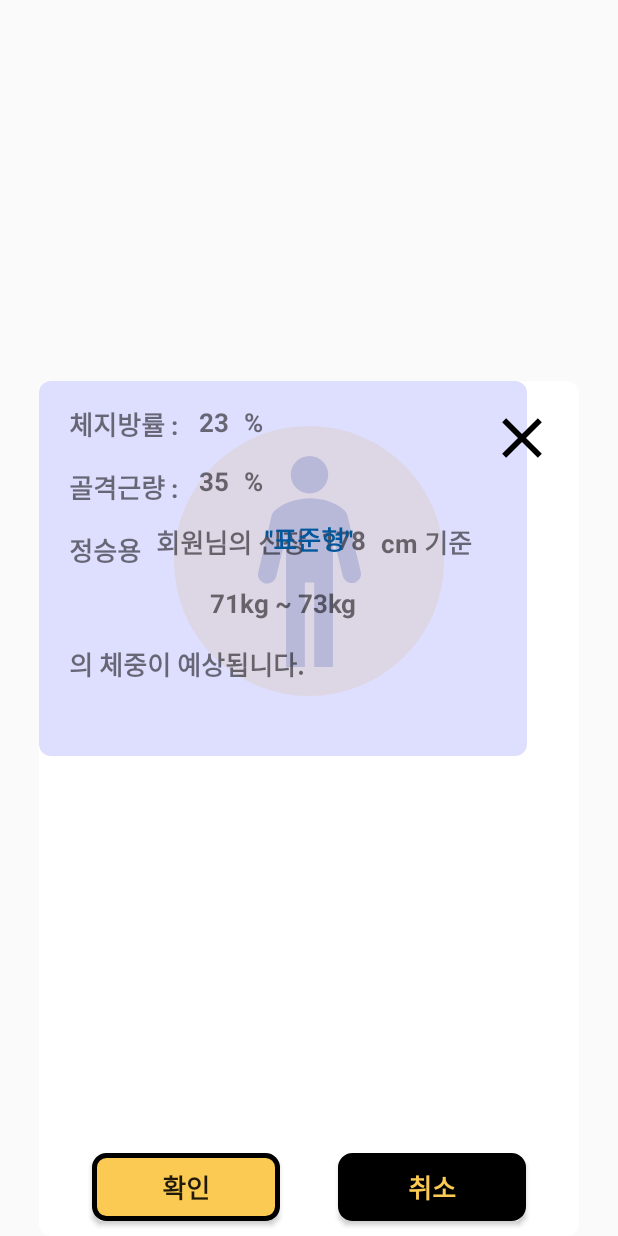
After one commit to jungdennis/hypersonal_booster, an Android app: the layout fragment_target_selection_detail.xml on its own in the app's theme, with its tools: preview values and no code run, on a phone screen of 412 x 824 dp. The commit adds this screen. Run offline under Robolectric (Android 15) with nearby library versions, the light colour scheme and no system bars.

Commit message:
운동 목표 layout 추가

```diff
--- /dev/null
+++ b/app/app/src/main/res/drawable/frame_gray.xml
@@ -0,0 +1,27 @@
+<?xml version="1.0" encoding="utf-8"?>
+<selector xmlns:android="http://schemas.android.com/apk/res/android">
+
+    <item android:state_pressed="false">
+        <shape>
+            <solid android:color="@color/light_gray"/>
+            <corners
+                android:radius="8sp"/>
+            <stroke
+                android:width="0dp"
+                android:color="#000000" />
+        </shape>
+
+    </item>
+
+    <item android:state_pressed="true" >
+        <shape xmlns:android="http://schemas.android.com/apk/res/android" >
+            <solid android:color="@color/main_color"/>
+            <corners
+                android:radius="8sp"/>
+            <stroke
+                android:width="0sp"
+                android:color="#000000" />
+        </shape>
+    </item>
+
+</selector>
--- /dev/null
+++ b/app/app/src/main/res/drawable/frame_main_circle.xml
@@ -0,0 +1,6 @@
+<?xml version="1.0" encoding="utf-8"?>
+<shape xmlns:android="http://schemas.android.com/apk/res/android" android:shape="oval">
+    <solid android:color="#FBCA53"/>
+    <stroke android:width="0dp" android:color="#DBFF33"/>
+    <size android:width="350dp" android:height="350dp"/>
+</shape>
--- /dev/null
+++ b/app/app/src/main/res/layout/fragment_target_selection_detail.xml
@@ -0,0 +1,240 @@
+<?xml version="1.0" encoding="utf-8"?>
+<androidx.constraintlayout.widget.ConstraintLayout xmlns:android="http://schemas.android.com/apk/res/android"
+    xmlns:app="http://schemas.android.com/apk/res-auto"
+    xmlns:tools="http://schemas.android.com/tools"
+    android:layout_width="match_parent"
+    android:layout_height="match_parent">
+
+    <androidx.constraintlayout.widget.ConstraintLayout
+        android:layout_width="360dp"
+        android:layout_height="570dp"
+        android:background="@drawable/frame_white_color"
+        app:layout_constraintBottom_toBottomOf="parent"
+        app:layout_constraintEnd_toEndOf="parent"
+        app:layout_constraintHorizontal_bias="0.497"
+        app:layout_constraintStart_toStartOf="parent">
+
+        <Button
+            android:id="@+id/button13"
+            android:layout_width="45dp"
+            android:layout_height="45dp"
+            android:layout_marginTop="15dp"
+            android:layout_marginEnd="15dp"
+            android:background="@drawable/icon_close"
+            app:layout_constraintEnd_toEndOf="parent"
+            app:layout_constraintTop_toTopOf="parent" />
+
+        <ImageView
+            android:id="@+id/imageView5"
+            android:layout_width="180dp"
+            android:layout_height="180dp"
+            android:layout_marginTop="30dp"
+            app:layout_constraintEnd_toEndOf="parent"
+            app:layout_constraintStart_toStartOf="parent"
+            app:layout_constraintTop_toTopOf="parent"
+            app:srcCompat="@drawable/frame_main_circle" />
+
+        <ImageView
+            android:id="@+id/imageView6"
+            android:layout_width="150dp"
+            android:layout_height="150dp"
+            app:layout_constraintBottom_toBottomOf="@+id/imageView5"
+            app:layout_constraintEnd_toEndOf="@+id/imageView5"
+            app:layout_constraintStart_toStartOf="@+id/imageView5"
+            app:layout_constraintTop_toTopOf="@+id/imageView5"
+            app:srcCompat="@drawable/icon_height" />
+
+        <androidx.constraintlayout.widget.ConstraintLayout
+            android:id="@+id/constraintLayout5"
+            android:layout_width="325dp"
+            android:layout_height="250dp"
+            android:background="@drawable/frame_gray"
+            tools:layout_editor_absoluteX="20dp"
+            tools:layout_editor_absoluteY="256dp">
+
+            <TextView
+                android:id="@+id/textView39"
+                android:layout_width="wrap_content"
+                android:layout_height="wrap_content"
+                android:layout_marginStart="10dp"
+                android:layout_marginTop="15dp"
+                android:text="@string/skeletal_muscle_mass"
+                android:textSize="17sp"
+                android:textStyle="bold"
+                app:layout_constraintStart_toEndOf="@+id/textView37"
+                app:layout_constraintTop_toBottomOf="@+id/textView38" />
+
+            <TextView
+                android:id="@+id/textView40"
+                android:layout_width="wrap_content"
+                android:layout_height="wrap_content"
+                android:layout_marginStart="20dp"
+                android:layout_marginTop="15dp"
+                android:text="의 체중이 예상됩니다."
+                android:textSize="17sp"
+                android:textStyle="bold"
+                app:layout_constraintStart_toStartOf="parent"
+                app:layout_constraintTop_toBottomOf="@+id/textView47" />
+
+            <TextView
+                android:id="@+id/textView47"
+                android:layout_width="wrap_content"
+                android:layout_height="wrap_content"
+                android:layout_marginTop="15dp"
+                android:text="@string/weight_range"
+                android:textSize="17sp"
+                android:textStyle="bold"
+                app:layout_constraintEnd_toEndOf="parent"
+                app:layout_constraintStart_toStartOf="parent"
+                app:layout_constraintTop_toBottomOf="@+id/textView44" />
+
+            <TextView
+                android:id="@+id/textView46"
+                android:layout_width="wrap_content"
+                android:layout_height="wrap_content"
+                android:layout_marginStart="10dp"
+                android:layout_marginTop="15dp"
+                android:text="cm 기준"
+                android:textSize="17sp"
+                android:textStyle="bold"
+                app:layout_constraintStart_toEndOf="@+id/textView45"
+                app:layout_constraintTop_toBottomOf="@+id/textView42" />
+
+            <TextView
+                android:id="@+id/textView45"
+                android:layout_width="wrap_content"
+                android:layout_height="wrap_content"
+                android:layout_marginStart="10dp"
+                android:layout_marginTop="15dp"
+                android:text="@string/user_height"
+                android:textSize="17sp"
+                android:textStyle="bold"
+                app:layout_constraintStart_toEndOf="@+id/textView44"
+                app:layout_constraintTop_toBottomOf="@+id/textView42" />
+
+            <TextView
+                android:id="@+id/textView44"
+                android:layout_width="wrap_content"
+                android:layout_height="wrap_content"
+                android:layout_marginStart="10dp"
+                android:layout_marginTop="15dp"
+                android:text="회원님의 신장"
+                android:textSize="17sp"
+                android:textStyle="bold"
+                app:layout_constraintStart_toEndOf="@+id/textView43"
+                app:layout_constraintTop_toBottomOf="@+id/textView39" />
+
+            <TextView
+                android:id="@+id/textView43"
+                android:layout_width="wrap_content"
+                android:layout_height="wrap_content"
+                android:layout_marginStart="20dp"
+                android:layout_marginTop="15dp"
+                android:text="@string/user_id"
+                android:textSize="17sp"
+                android:textStyle="bold"
+                app:layout_constraintStart_toStartOf="parent"
+                app:layout_constraintTop_toBottomOf="@+id/textView37" />
+
+            <TextView
+                android:id="@+id/textView41"
+                android:layout_width="wrap_content"
+                android:layout_height="wrap_content"
+                android:layout_marginStart="10dp"
+                android:layout_marginTop="15dp"
+                android:text="%"
+                android:textSize="17sp"
+                android:textStyle="bold"
+                app:layout_constraintStart_toEndOf="@+id/textView38"
+                app:layout_constraintTop_toTopOf="parent" />
+
+            <TextView
+                android:id="@+id/textView42"
+                android:layout_width="wrap_content"
+                android:layout_height="wrap_content"
+                android:layout_marginStart="10dp"
+                android:layout_marginTop="15dp"
+                android:text="%"
+                android:textSize="17sp"
+                android:textStyle="bold"
+                app:layout_constraintStart_toEndOf="@+id/textView39"
+                app:layout_constraintTop_toBottomOf="@+id/textView41" />
+
+            <TextView
+                android:id="@+id/textView36"
+                android:layout_width="wrap_content"
+                android:layout_height="wrap_content"
+                android:layout_marginStart="20dp"
+                android:layout_marginTop="15dp"
+                android:text="체지방률 : "
+                android:textSize="17sp"
+                android:textStyle="bold"
+                app:layout_constraintStart_toStartOf="parent"
+                app:layout_constraintTop_toTopOf="parent" />
+
+            <TextView
+                android:id="@+id/textView37"
+                android:layout_width="wrap_content"
+                android:layout_height="wrap_content"
+                android:layout_marginStart="20dp"
+                android:layout_marginTop="15dp"
+                android:text="골격근량 : "
+                android:textSize="17sp"
+                android:textStyle="bold"
+                app:layout_constraintStart_toStartOf="parent"
+                app:layout_constraintTop_toBottomOf="@+id/textView36" />
+
+            <TextView
+                android:id="@+id/textView38"
+                android:layout_width="wrap_content"
+                android:layout_height="wrap_content"
+                android:layout_marginStart="10dp"
+                android:layout_marginTop="15dp"
+                android:text="@string/body_fat_ratio"
+                android:textSize="17sp"
+                android:textStyle="bold"
+                app:layout_constraintStart_toEndOf="@+id/textView36"
+                app:layout_constraintTop_toTopOf="parent" />
+        </androidx.constraintlayout.widget.ConstraintLayout>
+
+        <TextView
+            android:id="@+id/textView35"
+            android:layout_width="wrap_content"
+            android:layout_height="wrap_content"
+            android:text="@string/target_bodytype"
+            android:textColor="@color/light_blue_900"
+            android:textSize="17sp"
+            android:textStyle="bold"
+            app:layout_constraintBottom_toTopOf="@+id/constraintLayout5"
+            app:layout_constraintEnd_toEndOf="parent"
+            app:layout_constraintStart_toStartOf="parent"
+            app:layout_constraintTop_toBottomOf="@+id/imageView5" />
+
+        <Button
+            android:id="@+id/button14"
+            android:layout_width="125dp"
+            android:layout_height="45dp"
+            android:layout_marginStart="35dp"
+            android:layout_marginBottom="10dp"
+            android:background="@drawable/btn_main_color"
+            android:text="확인"
+            android:textSize="17sp"
+            android:textStyle="bold"
+            app:layout_constraintBottom_toBottomOf="parent"
+            app:layout_constraintStart_toStartOf="parent" />
+
+        <Button
+            android:id="@+id/button15"
+            android:layout_width="125dp"
+            android:layout_height="45dp"
+            android:layout_marginEnd="35dp"
+            android:layout_marginBottom="10dp"
+            android:background="@drawable/btn_black"
+            android:text="취소"
+            android:textColor="@color/appicon_background"
+            android:textSize="17sp"
+            android:textStyle="bold"
+            app:layout_constraintBottom_toBottomOf="parent"
+            app:layout_constraintEnd_toEndOf="parent" />
+    </androidx.constraintlayout.widget.ConstraintLayout>
+</androidx.constraintlayout.widget.ConstraintLayout>
--- /dev/null
+++ b/app/app/src/main/res/layout/layout_target_selection.xml
@@ -0,0 +1,114 @@
+<?xml version="1.0" encoding="utf-8"?>
+<androidx.constraintlayout.widget.ConstraintLayout xmlns:android="http://schemas.android.com/apk/res/android"
+    xmlns:app="http://schemas.android.com/apk/res-auto"
+    xmlns:tools="http://schemas.android.com/tools"
+    android:layout_width="match_parent"
+    android:layout_height="match_parent">
+
+    <androidx.constraintlayout.widget.ConstraintLayout
+        android:layout_width="360dp"
+        android:layout_height="800dp"
+        app:layout_constraintBottom_toBottomOf="parent"
+        app:layout_constraintEnd_toEndOf="parent"
+        app:layout_constraintStart_toStartOf="parent"
+        app:layout_constraintTop_toTopOf="parent">
+
+        <Button
+            android:id="@+id/button16"
+            android:layout_width="45dp"
+            android:layout_height="45dp"
+            android:layout_marginTop="15dp"
+            android:layout_marginEnd="15dp"
+            android:background="@drawable/icon_close"
+            app:layout_constraintEnd_toEndOf="parent"
+            app:layout_constraintTop_toTopOf="parent" />
+
+        <Button
+            android:id="@+id/button18"
+            android:layout_width="45dp"
+            android:layout_height="45dp"
+            android:layout_marginStart="20dp"
+            android:layout_marginTop="15dp"
+            android:background="@drawable/icon_back"
+            app:layout_constraintStart_toStartOf="parent"
+            app:layout_constraintTop_toTopOf="parent" />
+
+        <TextView
+            android:id="@+id/textView48"
+            android:layout_width="wrap_content"
+            android:layout_height="wrap_content"
+            android:layout_marginTop="140dp"
+            android:text="운동 목표를 선택해 주세요!"
+            android:textSize="24sp"
+            android:textStyle="bold"
+            app:layout_constraintEnd_toEndOf="parent"
+            app:layout_constraintStart_toStartOf="parent"
+            app:layout_constraintTop_toTopOf="parent" />
+
+        <Button
+            android:id="@+id/button19"
+            android:layout_width="130dp"
+            android:layout_height="130dp"
+            android:layout_marginStart="40dp"
+            android:layout_marginTop="50dp"
+            android:background="@drawable/btn_main_color"
+            android:text="Button"
+            app:layout_constraintStart_toStartOf="parent"
+            app:layout_constraintTop_toBottomOf="@+id/textView48" />
+
+        <Button
+            android:id="@+id/button21"
+            android:layout_width="130dp"
+            android:layout_height="130dp"
+            android:layout_marginStart="40dp"
+            android:layout_marginTop="30dp"
+            android:background="@drawable/btn_main_color"
+            android:text="Button"
+            app:layout_constraintStart_toStartOf="parent"
+            app:layout_constraintTop_toBottomOf="@+id/button19" />
+
+        <Button
+            android:id="@+id/button23"
+            android:layout_width="130dp"
+            android:layout_height="130dp"
+            android:layout_marginStart="40dp"
+            android:layout_marginTop="30dp"
+            android:background="@drawable/btn_main_color"
+            android:text="Button"
+            app:layout_constraintStart_toStartOf="parent"
+            app:layout_constraintTop_toBottomOf="@+id/button21" />
+
+        <Button
+            android:id="@+id/button24"
+            android:layout_width="130dp"
+            android:layout_height="130dp"
+            android:layout_marginStart="20dp"
+            android:layout_marginTop="30dp"
+            android:background="@drawable/btn_main_color"
+            android:text="Button"
+            app:layout_constraintStart_toEndOf="@+id/button23"
+            app:layout_constraintTop_toBottomOf="@+id/button22" />
+
+        <Button
+            android:id="@+id/button22"
+            android:layout_width="130dp"
+            android:layout_height="130dp"
+            android:layout_marginStart="20dp"
+            android:layout_marginTop="30dp"
+            android:background="@drawable/btn_main_color"
+            android:text="Button"
+            app:layout_constraintStart_toEndOf="@+id/button21"
+            app:layout_constraintTop_toBottomOf="@+id/button20" />
+
+        <Button
+            android:id="@+id/button20"
+            android:layout_width="130dp"
+            android:layout_height="130dp"
+            android:layout_marginStart="20dp"
+            android:layout_marginTop="50dp"
+            android:background="@drawable/btn_main_color"
+            android:text="Button"
+            app:layout_constraintStart_toEndOf="@+id/button19"
+            app:layout_constraintTop_toBottomOf="@+id/textView48" />
+    </androidx.constraintlayout.widget.ConstraintLayout>
+</androidx.constraintlayout.widget.ConstraintLayout>
--- a/app/app/src/main/res/values/strings.xml
+++ b/app/app/src/main/res/values/strings.xml
@@ -32,4 +32,13 @@
     <string name="booster_name">뉴트리션 BCAA</string>
     <string name="booster_maker">옵티멈</string>
     <string name="booster_flavor">레몬</string>
+
+    <string name="target_bodytype">\"표준형\"</string>
+    <string name="body_fat_ratio">23</string>
+    <string name="skeletal_muscle_mass">35</string>
+    <string name="user_id">정승용</string>
+    <string name="weight_range">71kg ~ 73kg</string>
+    <string name="user_height">178</string>
+
+
 </resources>
```
